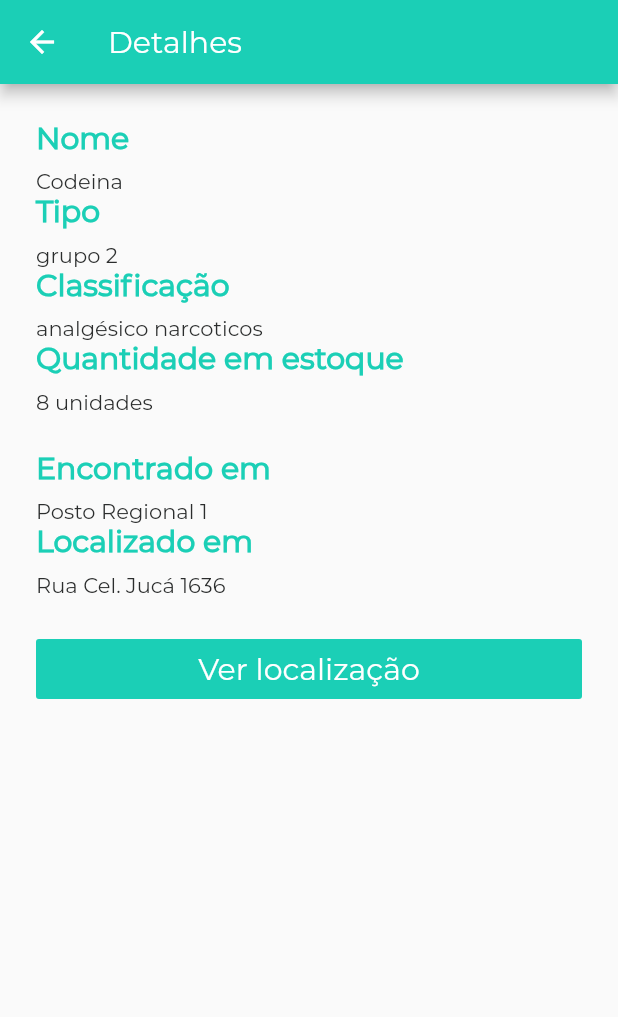
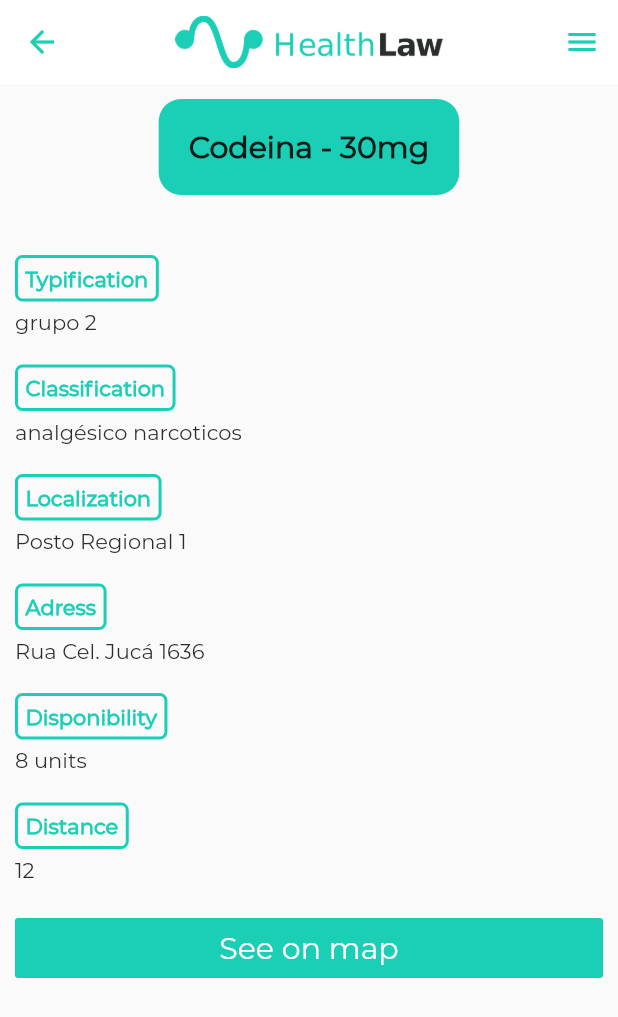
Before and after one commit to valdircastro/health_law, a Flutter app: the Details screen opened directly with sample values from the repository, on a phone screen of 412 x 824 dp. Shown: the top 1017 px of the screen. Run offline on Flutter 3.47's test engine with Material 2 defaults, Android fonts, the phone set to English and light mode, and no system bars; our stand-ins replace flutter_spinkit; missing offline and left inert: flutter_search_panel, maps_launcher, search_widget.

Commit message:
version pre-semifinal 1

```diff
--- /dev/null
+++ b/lib/components/h_app_bar.dart
@@ -0,0 +1,39 @@
+import 'package:flutter/material.dart';
+import 'package:world_time_app/globals.dart';
+
+class HAppBar extends StatelessWidget with PreferredSizeWidget{
+  @override
+  Widget build(BuildContext context) {
+    return AppBar(
+      iconTheme: IconThemeData(
+        color: MAIN_COLOR, //change your color here
+      ),
+      backgroundColor: Colors.white,
+      elevation: 0.0,
+      centerTitle: true,
+      title: Image.asset('assets/app_bar.png', fit: BoxFit.cover, height: 35.0),
+      actions: <Widget>[
+        IconButton(
+          icon: Icon(Icons.menu),
+          onPressed: (){
+            Navigator.pushReplacementNamed(context, '/login');
+          },
+        )
+      ],
+    );
+  }
+
+  @override
+  Size get preferredSize => Size.fromHeight(kToolbarHeight);
+}
+
+//PreferredSize(
+//preferredSize: Size.fromHeight(100.0),
+//child: AppBar(
+//automaticallyImplyLeading: false,
+//backgroundColor: Colors.white,
+//elevation: 0.0,
+////          centerTitle: true,
+//flexibleSpace: Center(child: Image.asset('assets/app_bar.png', fit: BoxFit.cover, height: 50.0,)),
+//),
+//);
--- /dev/null
+++ b/lib/globals.dart
@@ -0,0 +1,3 @@
+import 'package:flutter/material.dart';
+
+const Color MAIN_COLOR = Color(0xFF1bcfb6);
--- a/lib/pages/details.dart
+++ b/lib/pages/details.dart
@@ -2,6 +2,8 @@ import 'package:flutter/material.dart';
 import 'package:http/http.dart';
 import 'package:world_time_app/models/medicament.dart';
 import 'package:maps_launcher/maps_launcher.dart';
+import 'package:world_time_app/globals.dart';
+import 'package:world_time_app/components/h_app_bar.dart';
 
 class Details extends StatefulWidget {
   @override
@@ -9,43 +11,48 @@ class Details extends StatefulWidget {
 }
 
 class _DetailsState extends State<Details> {
-
   @override
   Widget build(BuildContext context) {
-
     final Medicament args = ModalRoute.of(context).settings.arguments;
 
     return Scaffold(
-      appBar: AppBar(
-        backgroundColor: Color(0xFF1bcfb6),
-        title: Text('Detalhes'),
-      ),
-      body: Padding(
-        padding: const EdgeInsets.fromLTRB(24, 24, 24, 0),
+        appBar: HAppBar(),
+        body: Scrollbar(
+          child: SingleChildScrollView(
+              child: Padding(
+            padding: const EdgeInsets.all(10.0),
             child: Column(
               crossAxisAlignment: CrossAxisAlignment.start,
               children: <Widget>[
-            new DataRow('Nome', args.name),
-            new DataRow('Tipo', args.typification),
-            new DataRow('Classificação', args.classification),
-            new DataRow('Quantidade em estoque', '${args.count} unidades'),
-            SizedBox(height: 24),
-            new DataRow('Encontrado em', args.healthCenter.name),
-            new DataRow('Localizado em', args.healthCenter.adress),
-            Expanded(
-              child: ListView(
-                children: <Widget>[
-                  SizedBox(height: 24),
-                  RaisedButton(
+                Center(
+                  child: Container(
+                    margin: EdgeInsets.only(bottom: 40),
+                    padding: EdgeInsets.all(20.0),
+                    child: Text(
+                      '${args.name} - ${args.dosage}',
+                      style:
+                          TextStyle(fontSize: 20.0, fontWeight: FontWeight.w600),
+                    ),
+                    decoration: BoxDecoration(
+                        color: MAIN_COLOR,
+                        borderRadius: BorderRadius.all(Radius.circular(15.0))),
+                  ),
+                ),
+                DataRow("Typification", args.typification),
+                DataRow("Classification", args.classification),
+                DataRow("Localization", args.healthCenter.name),
+                DataRow("Adress", args.healthCenter.adress),
+                DataRow("Disponibility","${args.count} units"),
+                DataRow("Distance","${args.healthCenter.distance}"),
+                Container(
+                  width: double.infinity,
+                  child: RaisedButton(
                     color: Color(0xFF1bcfb6),
                     child: Padding(
                       padding: const EdgeInsets.all(8.0),
                       child: Text(
-                          'Ver localização',
-                        style: TextStyle(
-                          fontSize: 20,
-                          color: Colors.white
-                        ),
+                        'See on map',
+                        style: TextStyle(fontSize: 20, color: Colors.white),
                       ),
                     ),
                     elevation: 0,
@@ -53,18 +60,15 @@ class _DetailsState extends State<Details> {
                       MapsLauncher.launchQuery(args.healthCenter.adress);
                     },
                   ),
+                ),
               ],
             ),
-            )
-          ],
-        ),
-      ),
-    );
+          )),
+        ));
   }
 }
 
 class DataRow extends StatelessWidget {
-
   final String header;
   final String value;
 
@@ -75,25 +79,29 @@ class DataRow extends StatelessWidget {
     return Column(
       crossAxisAlignment: CrossAxisAlignment.start,
       children: <Widget>[
-        Text(
+        Container(
+          padding: EdgeInsets.all(5.0),
+          child: Text(
             header,
-          style: TextStyle(
-            fontSize: 20,
-            fontWeight: FontWeight.w800,
-            color: Color(0xFF1bcfb6)
+            style: TextStyle(fontWeight: FontWeight.w600, color: MAIN_COLOR),
           ),
+          decoration: BoxDecoration(
+              border: Border.all(color: MAIN_COLOR, width: 2.0),
+              borderRadius: BorderRadius.all(Radius.circular(5))),
         ),
         SizedBox(
-          height: 8,
+          height: 5.0,
         ),
         Text(
           value,
           style: TextStyle(
               fontSize: 14,
               fontWeight: FontWeight.w400,
-              color: Color(0xFF2b2d2d)
+              color: Color(0xFF2b2d2d)),
         ),
-        ),
+        SizedBox(
+          height: 20.0,
+        )
       ],
     );
   }
--- a/lib/pages/login.dart
+++ b/lib/pages/login.dart
@@ -72,7 +72,7 @@ class _LoginState extends State<Login> {
                 child: Padding(
                   padding: const EdgeInsets.all(8.0),
                   child: Text(
-                    'Login com Facebook',
+                    'Login with Facebook',
                     style: TextStyle(
                       color: Colors.white
                     ),
```
Also changed, not shown: lib/data/fortalezaData.dart (+9 -1 lines), lib/main.dart (+14 -5 lines), lib/pages/questions.dart (+45 -2 lines), lib/pages/search.dart (+59 -18 lines), assets/app_bar.png (added), assets/day.png (deleted), assets/egypt.png (deleted), assets/germany.png (deleted), assets/greece.png (deleted), assets/indonesia.png (deleted), assets/kenya.png (deleted), assets/night.png (deleted), assets/south_korea.png (deleted), assets/uk.png (deleted), 2 more files. Lines whose indentation alone changed are shown as unchanged.
